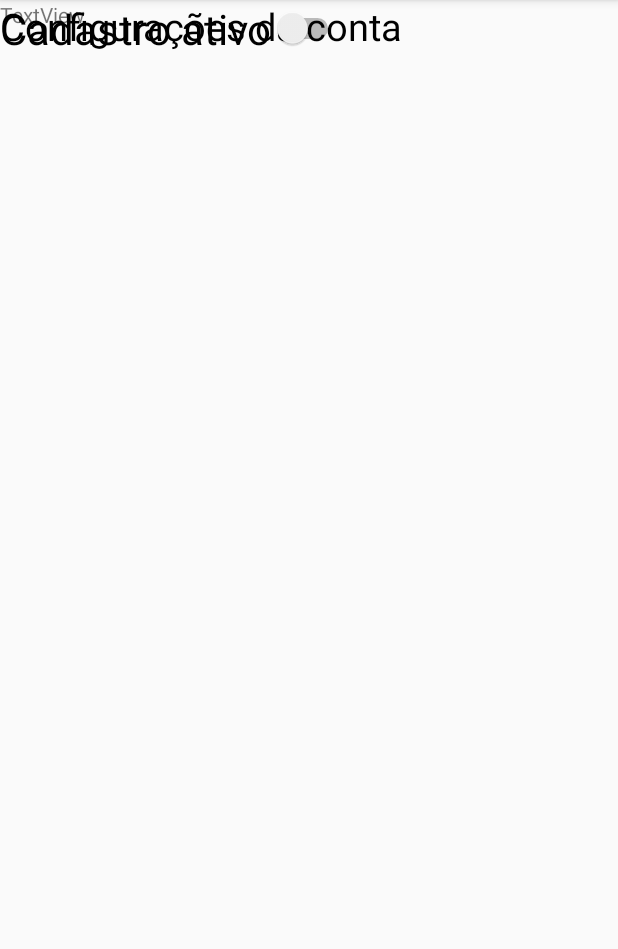
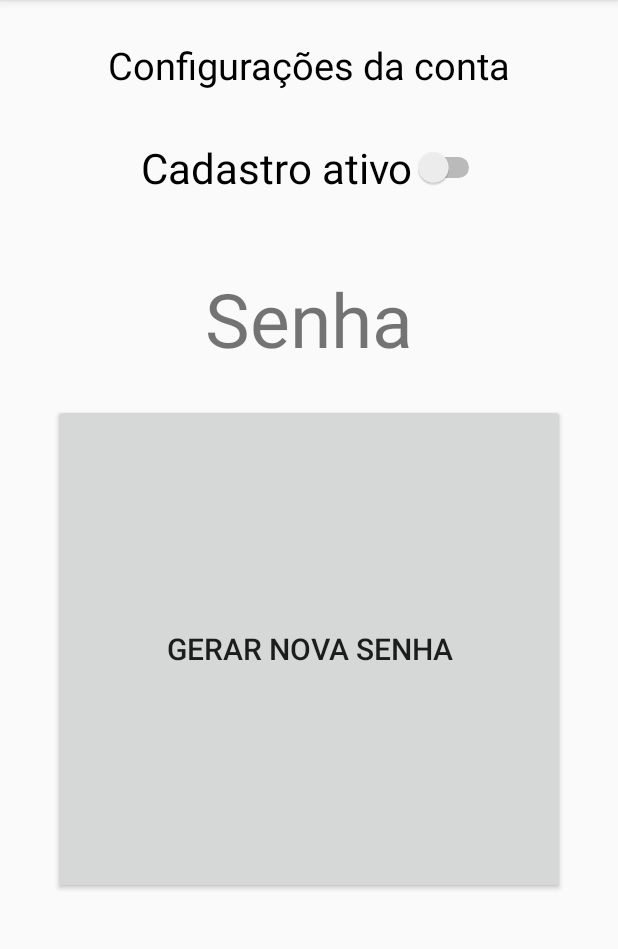
Before and after one commit to matheuspereiradev/SistemaJoin, an Android app: the ViewConfigurarConta screen opened directly, with no data from a screen before it, on a phone screen of 412 x 824 dp, the part 84-1033 px from its top. Run offline under Robolectric (Android 15) with nearby library versions, the phone set to English and light mode, and no system bars.

Commit message:
Correção de nome na tela do professor e cnfigutração de conta

```diff
--- a/app/src/main/res/layout/activity_view_cadastrar_professor.xml
+++ b/app/src/main/res/layout/activity_view_cadastrar_professor.xml
@@ -157,7 +157,7 @@
                 android:layout_alignParentBottom="true"
                 android:layout_gravity="center_horizontal"
                 android:background="@drawable/botao_customizado"
-                android:text="prosseguir"
+                android:text="Salvar"
                 android:textColor="#ffffff"
                 android:textSize="20sp" />
         </LinearLayout>
--- a/app/src/main/res/layout/activity_view_configurar_conta.xml
+++ b/app/src/main/res/layout/activity_view_configurar_conta.xml
@@ -10,27 +10,55 @@
         android:id="@+id/textView44"
         android:layout_width="wrap_content"
         android:layout_height="wrap_content"
+        android:layout_marginBottom="32dp"
+        android:layout_marginTop="26dp"
         android:text="Configurações da conta"
         android:textColor="@android:color/background_dark"
         android:textSize="25sp"
-        tools:layout_editor_absoluteX="48dp"
-        tools:layout_editor_absoluteY="26dp" />
+        app:layout_constraintBottom_toTopOf="@+id/switch1"
+        app:layout_constraintEnd_toEndOf="parent"
+        app:layout_constraintStart_toStartOf="parent"
+        app:layout_constraintTop_toTopOf="parent" />
 
     <Switch
         android:id="@+id/switch1"
         android:layout_width="wrap_content"
         android:layout_height="wrap_content"
+        android:layout_marginBottom="48dp"
+        android:layout_marginLeft="22dp"
+        android:layout_marginStart="22dp"
         android:text="Cadastro ativo"
         android:textSize="28sp"
-        tools:layout_editor_absoluteX="70dp"
-        tools:layout_editor_absoluteY="92dp" />
+        app:layout_constraintBottom_toTopOf="@+id/textView29"
+        app:layout_constraintStart_toStartOf="@+id/textView44"
+        app:layout_constraintTop_toBottomOf="@+id/textView44" />
 
     <TextView
-        android:id="@+id/textView52"
+        android:id="@+id/textView29"
         android:layout_width="wrap_content"
         android:layout_height="wrap_content"
-        android:text="TextView"
-        tools:layout_editor_absoluteX="151dp"
-        tools:layout_editor_absoluteY="191dp" />
+        android:layout_marginBottom="23dp"
+        android:text="Senha"
+        android:textSize="50sp"
+        app:layout_constraintBottom_toTopOf="@+id/button"
+        app:layout_constraintEnd_toEndOf="parent"
+        app:layout_constraintStart_toStartOf="parent"
+        app:layout_constraintTop_toBottomOf="@+id/switch1" />
+
+    <Button
+        android:id="@+id/button"
+        android:layout_width="0dp"
+        android:layout_height="0dp"
+        android:layout_marginBottom="172dp"
+        android:layout_marginEnd="35dp"
+        android:layout_marginLeft="35dp"
+        android:layout_marginRight="35dp"
+        android:layout_marginStart="35dp"
+        android:text="gerar nova senha"
+        android:textSize="20sp"
+        app:layout_constraintBottom_toBottomOf="parent"
+        app:layout_constraintEnd_toEndOf="parent"
+        app:layout_constraintStart_toStartOf="parent"
+        app:layout_constraintTop_toBottomOf="@+id/textView29" />
 
 </android.support.constraint.ConstraintLayout>
```
